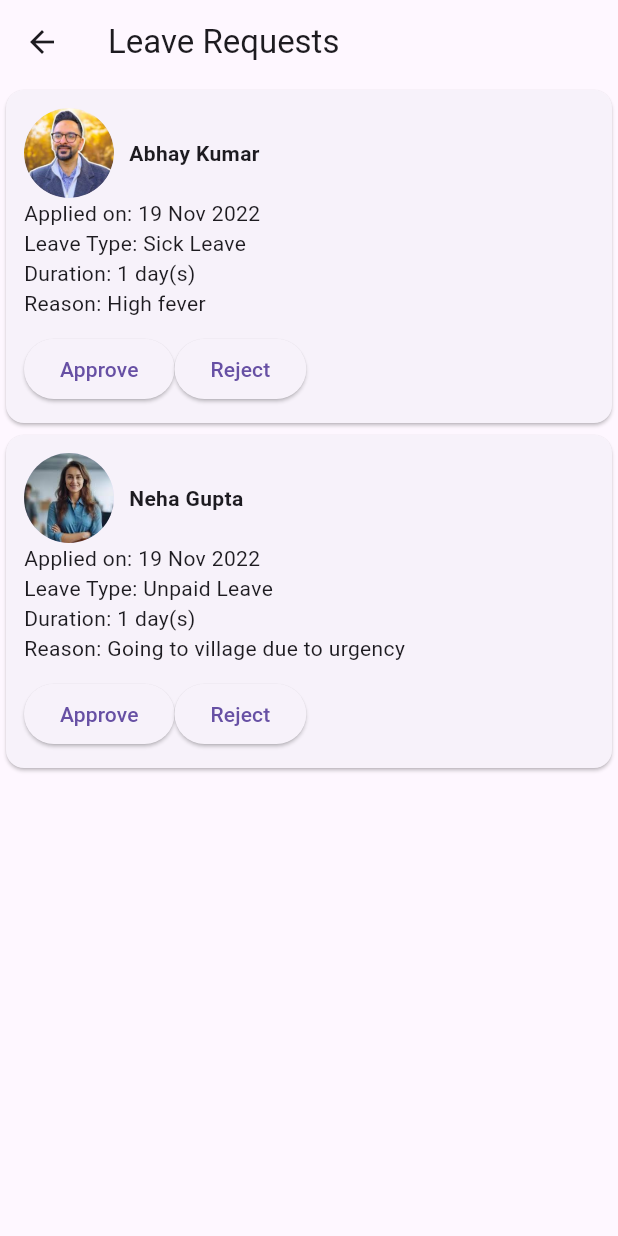
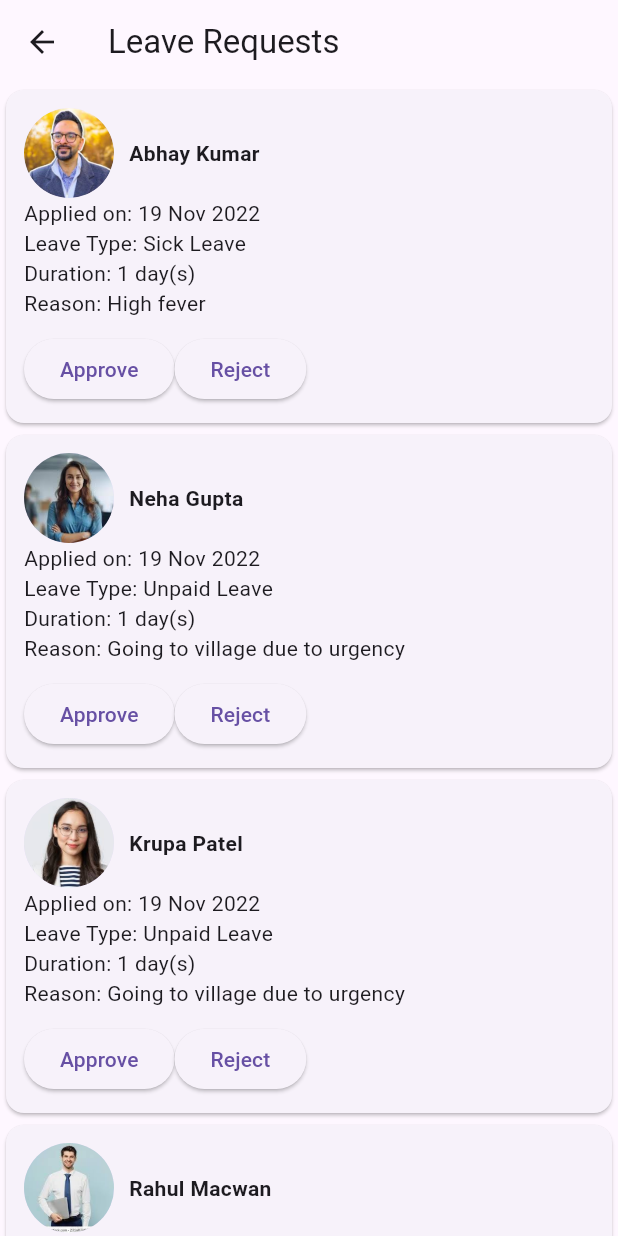
Before and after one commit to Rajdip1/HRMS, a Flutter app: the LeaveRequestsScreen screen opened directly, on a phone screen of 412 x 824 dp. Run offline on Flutter 3.47's test engine with Material 3 defaults, Android fonts, the phone set to English and light mode, and no system bars; our stand-ins replace cloud_firestore, csv, file_picker, firebase_auth, firebase_core, fluttertoast and 3 more; accounts and stored records are empty.

```diff
--- a/lib/leave_management/leave_request_screen.dart
+++ b/lib/leave_management/leave_request_screen.dart
@@ -15,6 +15,39 @@ List<LeaveRequest> leaveRequests = [
   LeaveRequest(
     name: "Neha Gupta",
     profileImage: "assets/neha.jpg",
+    leaveType: "Unpaid Leave",
+    leaveDate: "19 Nov - 19 Nov 2022",
+    duration: "1 day(s)",
+    leaveBalance: "",
+    reason: "Going to village due to urgency",
+    appliedDate: "19 Nov 2022",
+    status: "pending",
+  ),
+  LeaveRequest(
+    name: "Krupa Patel",
+    profileImage: "assets/krupa.jpg",
+    leaveType: "Unpaid Leave",
+    leaveDate: "19 Nov - 19 Nov 2022",
+    duration: "1 day(s)",
+    leaveBalance: "",
+    reason: "Going to village due to urgency",
+    appliedDate: "19 Nov 2022",
+    status: "pending",
+  ),
+  LeaveRequest(
+    name: "Rahul Macwan",
+    profileImage: "assets/rahul.jpg",
+    leaveType: "Unpaid Leave",
+    leaveDate: "19 Nov - 19 Nov 2022",
+    duration: "1 day(s)",
+    leaveBalance: "",
+    reason: "Going to village due to urgency",
+    appliedDate: "19 Nov 2022",
+    status: "pending",
+  ),
+  LeaveRequest(
+    name: "Tiksha Soni",
+    profileImage: "assets/tiksha.jpg",
     leaveType: "Unpaid Leave",
     leaveDate: "19 Nov - 19 Nov 2022",
     duration: "1 day(s)",
```
